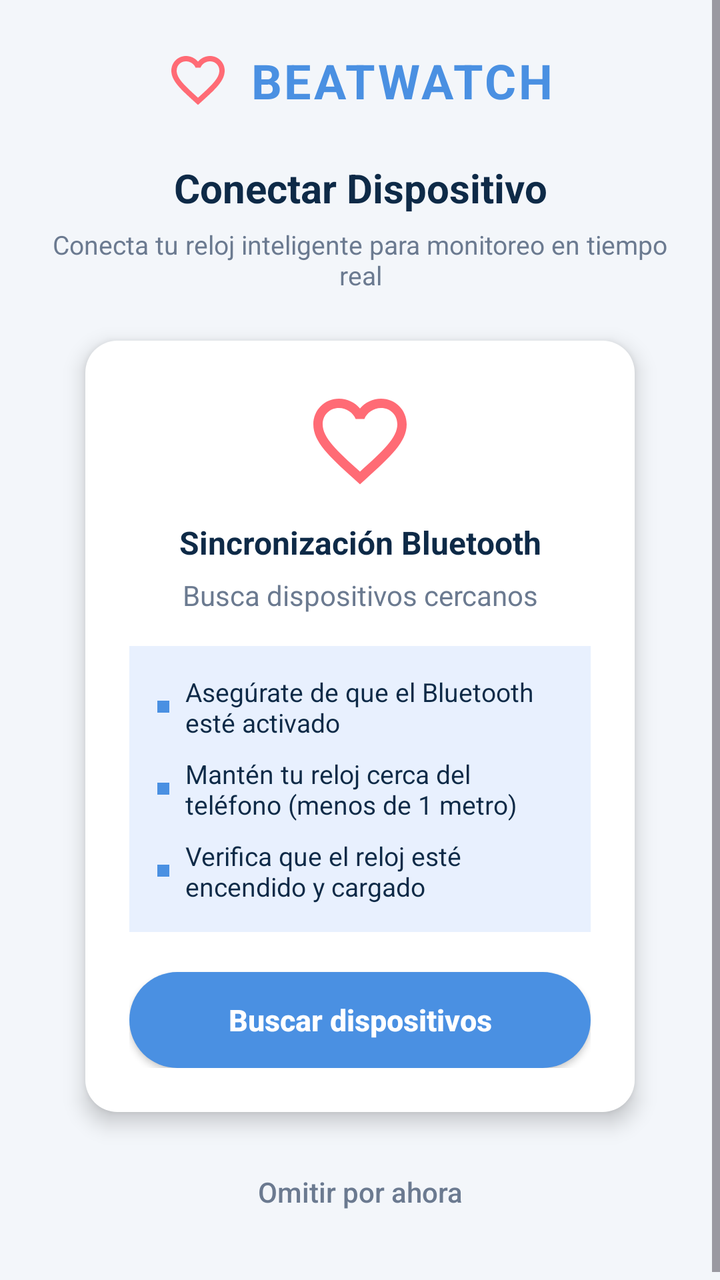
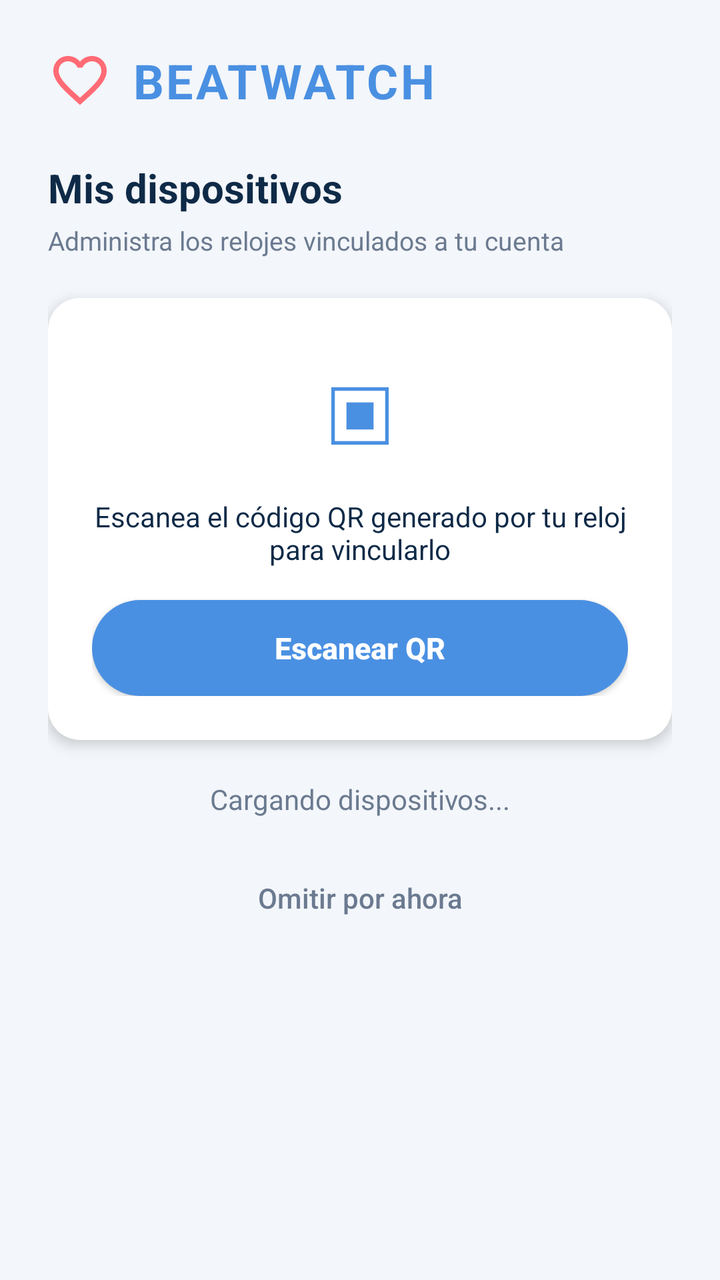

Before-and-after screenshots of an Android layout around one commit, followed by the original layout XML and the change that was made.
<!-- AndroidManifest.xml: application theme Theme.BEATWATCH -->
<!-- res/layout/activity_conectar_dispositivo.xml -->
<?xml version="1.0" encoding="utf-8"?>
<ScrollView xmlns:android="http://schemas.android.com/apk/res/android"
    xmlns:app="http://schemas.android.com/apk/res-auto"
    android:layout_width="match_parent"
    android:layout_height="match_parent"
    android:background="@color/beatwatch_background"
    android:fillViewport="true">

    <androidx.constraintlayout.widget.ConstraintLayout
        android:layout_width="match_parent"
        android:layout_height="wrap_content"
        android:padding="24dp">

        
        <LinearLayout
            android:id="@+id/logoContainer"
            android:layout_width="wrap_content"
            android:layout_height="wrap_content"
            android:gravity="center_vertical"
            android:orientation="horizontal"
            app:layout_constraintEnd_toEndOf="parent"
            app:layout_constraintStart_toStartOf="parent"
            app:layout_constraintTop_toTopOf="parent">

            <ImageView
                android:layout_width="32dp"
                android:layout_height="32dp"
                android:contentDescription="@string/app_name"
                android:src="@drawable/ic_heart_outline" />

            <TextView
                android:layout_width="wrap_content"
                android:layout_height="wrap_content"
                android:layout_marginStart="10dp"
                android:letterSpacing="0.05"
                android:text="@string/app_name"
                android:textColor="@color/beatwatch_blue"
                android:textSize="24sp"
                android:textStyle="bold" />
        </LinearLayout>

        
        <TextView
            android:id="@+id/tvTitulo"
            android:layout_width="0dp"
            android:layout_height="wrap_content"
            android:layout_marginTop="24dp"
            android:gravity="center"
            android:text="Conectar Dispositivo"
            android:textColor="@color/beatwatch_dark_blue"
            android:textSize="20sp"
            android:textStyle="bold"
            app:layout_constraintEnd_toEndOf="parent"
            app:layout_constraintStart_toStartOf="parent"
            app:layout_constraintTop_toBottomOf="@id/logoContainer" />

        
        <TextView
            android:id="@+id/tvSubtitulo"
            android:layout_width="0dp"
            android:layout_height="wrap_content"
            android:layout_marginTop="6dp"
            android:gravity="center"
            android:text="Conecta tu reloj inteligente para monitoreo en tiempo real"
            android:textColor="#6B7A90"
            android:textSize="13sp"
            app:layout_constraintEnd_toEndOf="parent"
            app:layout_constraintStart_toStartOf="parent"
            app:layout_constraintTop_toBottomOf="@id/tvTitulo" />

        
        <LinearLayout
            android:id="@+id/formCard"
            android:layout_width="0dp"
            android:layout_height="wrap_content"
            android:layout_marginTop="24dp"
            android:background="@drawable/bg_login_card"
            android:elevation="6dp"
            android:gravity="center_horizontal"
            android:orientation="vertical"
            android:padding="22dp"
            app:layout_constraintEnd_toEndOf="parent"
            app:layout_constraintStart_toStartOf="parent"
            app:layout_constraintTop_toBottomOf="@id/tvSubtitulo"
            app:layout_constraintWidth_percent="0.88">

            
            <ImageView
                android:layout_width="56dp"
                android:layout_height="56dp"
                android:contentDescription="Bluetooth"
                android:src="@drawable/ic_heart_outline" />

            <TextView
                android:layout_width="match_parent"
                android:layout_height="wrap_content"
                android:layout_marginTop="12dp"
                android:gravity="center"
                android:text="Sincronización Bluetooth"
                android:textColor="@color/beatwatch_dark_blue"
                android:textSize="16sp"
                android:textStyle="bold" />

            <TextView
                android:layout_width="match_parent"
                android:layout_height="wrap_content"
                android:layout_marginTop="6dp"
                android:gravity="center"
                android:text="Busca dispositivos cercanos"
                android:textColor="#6B7A90"
                android:textSize="14sp" />

            
            <LinearLayout
                android:layout_width="match_parent"
                android:layout_height="wrap_content"
                android:layout_marginTop="16dp"
                android:background="#E8F0FE"
                android:orientation="vertical"
                android:padding="14dp">

                <LinearLayout
                    android:layout_width="match_parent"
                    android:layout_height="wrap_content"
                    android:gravity="center_vertical"
                    android:orientation="horizontal">

                    <View
                        android:layout_width="6dp"
                        android:layout_height="6dp"
                        android:background="@color/beatwatch_blue" />

                    <TextView
                        android:layout_width="0dp"
                        android:layout_height="wrap_content"
                        android:layout_marginStart="8dp"
                        android:layout_weight="1"
                        android:text="Asegúrate de que el Bluetooth esté activado"
                        android:textColor="@color/beatwatch_dark_blue"
                        android:textSize="13sp" />
                </LinearLayout>

                <LinearLayout
                    android:layout_width="match_parent"
                    android:layout_height="wrap_content"
                    android:layout_marginTop="8dp"
                    android:gravity="center_vertical"
                    android:orientation="horizontal">

                    <View
                        android:layout_width="6dp"
                        android:layout_height="6dp"
                        android:background="@color/beatwatch_blue" />

                    <TextView
                        android:layout_width="0dp"
                        android:layout_height="wrap_content"
                        android:layout_marginStart="8dp"
                        android:layout_weight="1"
                        android:text="Mantén tu reloj cerca del teléfono (menos de 1 metro)"
                        android:textColor="@color/beatwatch_dark_blue"
                        android:textSize="13sp" />
                </LinearLayout>

                <LinearLayout
                    android:layout_width="match_parent"
                    android:layout_height="wrap_content"
                    android:layout_marginTop="8dp"
                    android:gravity="center_vertical"
                    android:orientation="horizontal">

                    <View
                        android:layout_width="6dp"
                        android:layout_height="6dp"
                        android:background="@color/beatwatch_blue" />

                    <TextView
                        android:layout_width="0dp"
                        android:layout_height="wrap_content"
                        android:layout_marginStart="8dp"
                        android:layout_weight="1"
                        android:text="Verifica que el reloj esté encendido y cargado"
                        android:textColor="@color/beatwatch_dark_blue"
                        android:textSize="13sp" />
                </LinearLayout>
            </LinearLayout>

            
            <LinearLayout
                android:id="@+id/dispositivosContainer"
                android:layout_width="match_parent"
                android:layout_height="wrap_content"
                android:layout_marginTop="12dp"
                android:orientation="vertical"
                android:visibility="gone" />

            
            <TextView
                android:id="@+id/tvSinDispositivos"
                android:layout_width="match_parent"
                android:layout_height="wrap_content"
                android:layout_marginTop="12dp"
                android:gravity="center"
                android:text="No se encontraron dispositivos.\nAsegúrate de que tu reloj esté encendido y cerca."
                android:textColor="#6B7A90"
                android:textSize="13sp"
                android:visibility="gone" />

            
            <androidx.appcompat.widget.AppCompatButton
                android:id="@+id/btnBuscar"
                android:layout_width="match_parent"
                android:layout_height="48dp"
                android:layout_marginTop="20dp"
                android:background="@drawable/bg_primary_button"
                android:text="Buscar dispositivos"
                android:textAllCaps="false"
                android:textColor="@color/white"
                android:textSize="15sp"
                android:textStyle="bold" />
        </LinearLayout>

        
        <androidx.appcompat.widget.AppCompatButton
            android:id="@+id/btnOmitir"
            style="@style/Widget.AppCompat.Button.Borderless"
            android:layout_width="0dp"
            android:layout_height="48dp"
            android:layout_marginTop="16dp"
            android:text="Omitir por ahora"
            android:textAllCaps="false"
            android:textColor="#6B7A90"
            android:textSize="14sp"
            app:layout_constraintEnd_toEndOf="parent"
            app:layout_constraintStart_toStartOf="parent"
            app:layout_constraintTop_toBottomOf="@id/formCard" />

    </androidx.constraintlayout.widget.ConstraintLayout>
</ScrollView>
<!-- resources referenced by this layout -->
<resources>
  <color name="beatwatch_background">#F3F6FA</color>
  <color name="beatwatch_blue">#4A90E2</color>
  <color name="beatwatch_dark_blue">#0E2A47</color>
  <color name="white">#FFFFFF</color>
  <!-- drawable bg_login_card (drawable) -->
  <?xml version="1.0" encoding="utf-8"?>
  <shape xmlns:android="http://schemas.android.com/apk/res/android"
      android:shape="rectangle">
      <solid android:color="@color/white" />
      <corners android:radius="16dp" />
  </shape>
  <!-- drawable bg_primary_button (drawable) -->
  <?xml version="1.0" encoding="utf-8"?>
  <ripple xmlns:android="http://schemas.android.com/apk/res/android"
      android:color="#40FFFFFF">
      <item>
          <shape android:shape="rectangle">
              <solid android:color="@color/beatwatch_blue" />
              <corners android:radius="24dp" />
          </shape>
      </item>
  </ripple>
  <!-- drawable ic_heart_outline (drawable) -->
  <?xml version="1.0" encoding="utf-8"?>
  <vector xmlns:android="http://schemas.android.com/apk/res/android"
      android:width="32dp"
      android:height="32dp"
      android:viewportWidth="24"
      android:viewportHeight="24"
      android:tint="@color/beatwatch_heart">
  
      <path
          android:fillColor="@android:color/white"
          android:pathData="M16.5,3c-1.74,0 -3.41,0.81 -4.5,2.09C10.91,3.81 9.24,3 7.5,3 4.42,3 2,5.42 2,8.5c0,3.78 3.4,6.86 8.55,11.54L12,21.35l1.45,-1.32C18.6,15.36 22,12.28 22,8.5 22,5.42 19.58,3 16.5,3zM12.1,18.55l-0.1,0.1 -0.1,-0.1C7.14,14.24 4,11.39 4,8.5 4,6.5 5.5,5 7.5,5c1.54,0 3.04,0.99 3.57,2.36h1.87C13.46,5.99 14.96,5 16.5,5c2,0 3.5,1.5 3.5,3.5 0,2.89 -3.14,5.74 -7.9,10.05z" />
  </vector>
  <string name="app_name">BEATWATCH</string>
  <style name="Theme.BEATWATCH" parent="Theme.Material3.Light.NoActionBar">
          <item name="colorPrimary">@color/beatwatch_blue</item>
          <item name="colorOnPrimary">@color/white</item>
  
          
          <item name="android:statusBarColor">@color/beatwatch_background</item>
          <item name="android:windowLightStatusBar">true</item>
          <item name="android:navigationBarColor">@color/beatwatch_background</item>
  
          
          <item name="android:windowBackground">@color/beatwatch_background</item>
      </style>
  <color name="beatwatch_heart">#FF6B75</color>
</resources>

<!-- the commit's change to res/layout/activity_conectar_dispositivo.xml (unified diff, before → after) -->
@@ -6,21 +6,17 @@
     android:background="@color/beatwatch_background"
     android:fillViewport="true">
 
-    <androidx.constraintlayout.widget.ConstraintLayout
+    <LinearLayout
         android:layout_width="match_parent"
         android:layout_height="wrap_content"
+        android:orientation="vertical"
         android:padding="24dp">
 
-        
         <LinearLayout
-            android:id="@+id/logoContainer"
-            android:layout_width="wrap_content"
+            android:layout_width="match_parent"
             android:layout_height="wrap_content"
             android:gravity="center_vertical"
-            android:orientation="horizontal"
-            app:layout_constraintEnd_toEndOf="parent"
-            app:layout_constraintStart_toStartOf="parent"
-            app:layout_constraintTop_toTopOf="parent">
+            android:orientation="horizontal">
 
             <ImageView
                 android:layout_width="32dp"
@@ -39,201 +35,119 @@
                 android:textStyle="bold" />
         </LinearLayout>
 
-        
         <TextView
-            android:id="@+id/tvTitulo"
-            android:layout_width="0dp"
+            android:layout_width="wrap_content"
             android:layout_height="wrap_content"
             android:layout_marginTop="24dp"
-            android:gravity="center"
-            android:text="Conectar Dispositivo"
+            android:text="Mis dispositivos"
             android:textColor="@color/beatwatch_dark_blue"
             android:textSize="20sp"
-            android:textStyle="bold"
-            app:layout_constraintEnd_toEndOf="parent"
-            app:layout_constraintStart_toStartOf="parent"
-            app:layout_constraintTop_toBottomOf="@id/logoContainer" />
+            android:textStyle="bold" />
 
-        
         <TextView
-            android:id="@+id/tvSubtitulo"
-            android:layout_width="0dp"
+            android:layout_width="wrap_content"
             android:layout_height="wrap_content"
-            android:layout_marginTop="6dp"
-            android:gravity="center"
-            android:text="Conecta tu reloj inteligente para monitoreo en tiempo real"
+            android:layout_marginTop="4dp"
+            android:text="Administra los relojes vinculados a tu cuenta"
             android:textColor="#6B7A90"
-            android:textSize="13sp"
-            app:layout_constraintEnd_toEndOf="parent"
-            app:layout_constraintStart_toStartOf="parent"
-            app:layout_constraintTop_toBottomOf="@id/tvTitulo" />
+            android:textSize="13sp" />
 
-        
         <LinearLayout
-            android:id="@+id/formCard"
-            android:layout_width="0dp"
+            android:layout_width="match_parent"
             android:layout_height="wrap_content"
-            android:layout_marginTop="24dp"
+            android:layout_marginTop="20dp"
             android:background="@drawable/bg_login_card"
-            android:elevation="6dp"
+            android:elevation="4dp"
             android:gravity="center_horizontal"
             android:orientation="vertical"
-            android:padding="22dp"
-            app:layout_constraintEnd_toEndOf="parent"
-            app:layout_constraintStart_toStartOf="parent"
-            app:layout_constraintTop_toBottomOf="@id/tvSubtitulo"
-            app:layout_constraintWidth_percent="0.88">
+            android:padding="22dp">
 
-            
-            <ImageView
-                android:layout_width="56dp"
-                android:layout_height="56dp"
-                android:contentDescription="Bluetooth"
-                android:src="@drawable/ic_heart_outline" />
+            <TextView
+                android:layout_width="match_parent"
+                android:layout_height="wrap_content"
+                android:gravity="center"
+                android:text="▣"
+                android:textColor="@color/beatwatch_blue"
+                android:textSize="48sp" />
 
             <TextView
                 android:layout_width="match_parent"
                 android:layout_height="wrap_content"
                 android:layout_marginTop="12dp"
                 android:gravity="center"
-                android:text="Sincronización Bluetooth"
+                android:text="Escanea el código QR generado por tu reloj para vincularlo"
                 android:textColor="@color/beatwatch_dark_blue"
-                android:textSize="16sp"
-                android:textStyle="bold" />
-
-            <TextView
-                android:layout_width="match_parent"
-                android:layout_height="wrap_content"
-                android:layout_marginTop="6dp"
-                android:gravity="center"
-                android:text="Busca dispositivos cercanos"
-                android:textColor="#6B7A90"
                 android:textSize="14sp" />
 
-            
-            <LinearLayout
-                android:layout_width="match_parent"
-                android:layout_height="wrap_content"
-                android:layout_marginTop="16dp"
-                android:background="#E8F0FE"
-                android:orientation="vertical"
-                android:padding="14dp">
-
-                <LinearLayout
-                    android:layout_width="match_parent"
-                    android:layout_height="wrap_content"
-                    android:gravity="center_vertical"
-                    android:orientation="horizontal">
-
-                    <View
-                        android:layout_width="6dp"
-                        android:layout_height="6dp"
-                        android:background="@color/beatwatch_blue" />
-
-                    <TextView
-                        android:layout_width="0dp"
-                        android:layout_height="wrap_content"
-                        android:layout_marginStart="8dp"
-                        android:layout_weight="1"
-                        android:text="Asegúrate de que el Bluetooth esté activado"
-                        android:textColor="@color/beatwatch_dark_blue"
-                        android:textSize="13sp" />
-                </LinearLayout>
-
-                <LinearLayout
-                    android:layout_width="match_parent"
-                    android:layout_height="wrap_content"
-                    android:layout_marginTop="8dp"
-                    android:gravity="center_vertical"
-                    android:orientation="horizontal">
-
-                    <View
-                        android:layout_width="6dp"
-                        android:layout_height="6dp"
-                        android:background="@color/beatwatch_blue" />
-
-                    <TextView
-                        android:layout_width="0dp"
-                        android:layout_height="wrap_content"
-                        android:layout_marginStart="8dp"
-                        android:layout_weight="1"
-                        android:text="Mantén tu reloj cerca del teléfono (menos de 1 metro)"
-                        android:textColor="@color/beatwatch_dark_blue"
-                        android:textSize="13sp" />
-                </LinearLayout>
-
-                <LinearLayout
-                    android:layout_width="match_parent"
-                    android:layout_height="wrap_content"
-                    android:layout_marginTop="8dp"
-                    android:gravity="center_vertical"
-                    android:orientation="horizontal">
-
-                    <View
-                        android:layout_width="6dp"
-                        android:layout_height="6dp"
-                        android:background="@color/beatwatch_blue" />
-
-                    <TextView
-                        android:layout_width="0dp"
-                        android:layout_height="wrap_content"
-                        android:layout_marginStart="8dp"
-                        android:layout_weight="1"
-                        android:text="Verifica que el reloj esté encendido y cargado"
-                        android:textColor="@color/beatwatch_dark_blue"
-                        android:textSize="13sp" />
-                </LinearLayout>
-            </LinearLayout>
-
-            
-            <LinearLayout
-                android:id="@+id/dispositivosContainer"
-                android:layout_width="match_parent"
-                android:layout_height="wrap_content"
-                android:layout_marginTop="12dp"
-                android:orientation="vertical"
-                android:visibility="gone" />
-
-            
-            <TextView
-                android:id="@+id/tvSinDispositivos"
-                android:layout_width="match_parent"
-                android:layout_height="wrap_content"
-                android:layout_marginTop="12dp"
-                android:gravity="center"
-                android:text="No se encontraron dispositivos.\nAsegúrate de que tu reloj esté encendido y cerca."
-                android:textColor="#6B7A90"
-                android:textSize="13sp"
-                android:visibility="gone" />
-
-            
             <androidx.appcompat.widget.AppCompatButton
-                android:id="@+id/btnBuscar"
+                android:id="@+id/btnEscanearQR"
                 android:layout_width="match_parent"
                 android:layout_height="48dp"
-                android:layout_marginTop="20dp"
+                android:layout_marginTop="16dp"
                 android:background="@drawable/bg_primary_button"
-                android:text="Buscar dispositivos"
+                android:text="Escanear QR"
                 android:textAllCaps="false"
                 android:textColor="@color/white"
                 android:textSize="15sp"
                 android:textStyle="bold" />
         </LinearLayout>
 
-        
+        <TextView
+            android:id="@+id/tvCargandoDispositivos"
+            android:layout_width="match_parent"
+            android:layout_height="wrap_content"
+            android:layout_marginTop="20dp"
+            android:gravity="center"
+            android:text="Cargando dispositivos..."
+            android:textColor="#6B7A90"
+            android:textSize="14sp" />
+
+        <LinearLayout
+            android:id="@+id/emptyDispositivos"
+            android:layout_width="match_parent"
+            android:layout_height="wrap_content"
+            android:layout_marginTop="12dp"
+            android:background="@color/white"
+            android:elevation="2dp"
+            android:gravity="center"
+            android:orientation="vertical"
+            android:padding="20dp"
+            android:visibility="gone">
+
+            <TextView
+                android:layout_width="wrap_content"
+                android:layout_height="wrap_content"
+                android:text="No tienes dispositivos vinculados"
+                android:textColor="#6B7A90"
+                android:textSize="14sp" />
+
+            <TextView
+                android:layout_width="wrap_content"
+                android:layout_height="wrap_content"
+                android:layout_marginTop="4dp"
+                android:text="Escanea un QR para agregar tu primer dispositivo"
+                android:textColor="#6B7A90"
+                android:textSize="12sp" />
+        </LinearLayout>
+
+        <androidx.recyclerview.widget.RecyclerView
+            android:id="@+id/rvDispositivos"
+            android:layout_width="match_parent"
+            android:layout_height="wrap_content"
+            android:layout_marginTop="12dp"
+            android:nestedScrollingEnabled="false"
+            android:visibility="gone" />
+
         <androidx.appcompat.widget.AppCompatButton
             android:id="@+id/btnOmitir"
             style="@style/Widget.AppCompat.Button.Borderless"
-            android:layout_width="0dp"
+            android:layout_width="match_parent"
             android:layout_height="48dp"
             android:layout_marginTop="16dp"
             android:text="Omitir por ahora"
             android:textAllCaps="false"
             android:textColor="#6B7A90"
-            android:textSize="14sp"
-            app:layout_constraintEnd_toEndOf="parent"
-            app:layout_constraintStart_toStartOf="parent"
-            app:layout_constraintTop_toBottomOf="@id/formCard" />
+            android:textSize="14sp" />
 
-    </androidx.constraintlayout.widget.ConstraintLayout>
+    </LinearLayout>
 </ScrollView>
